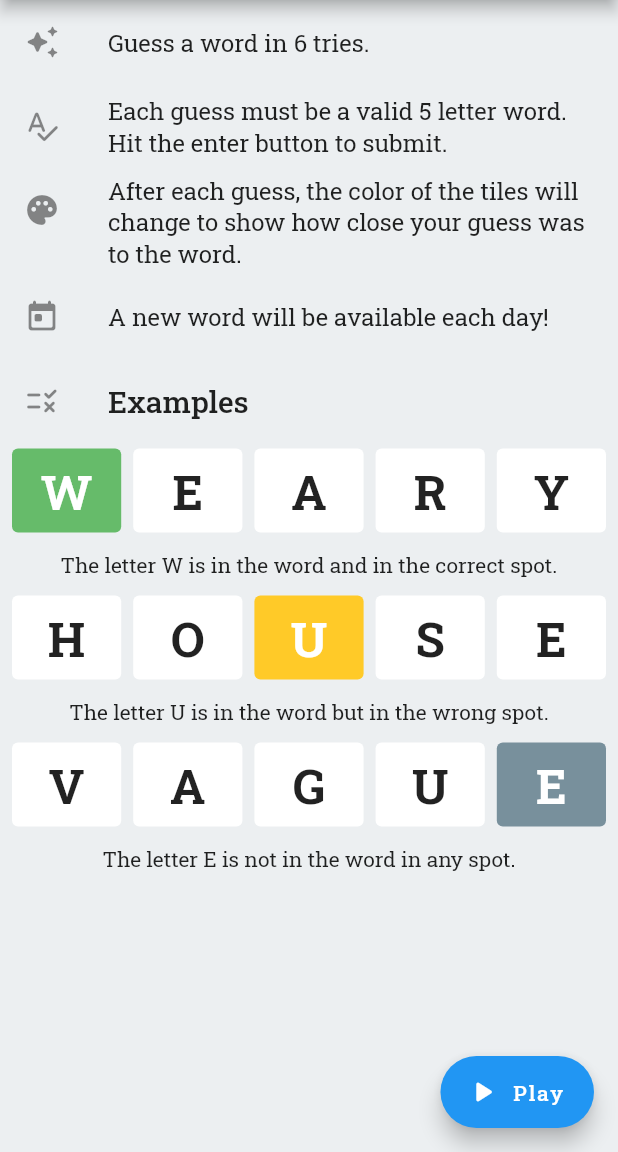
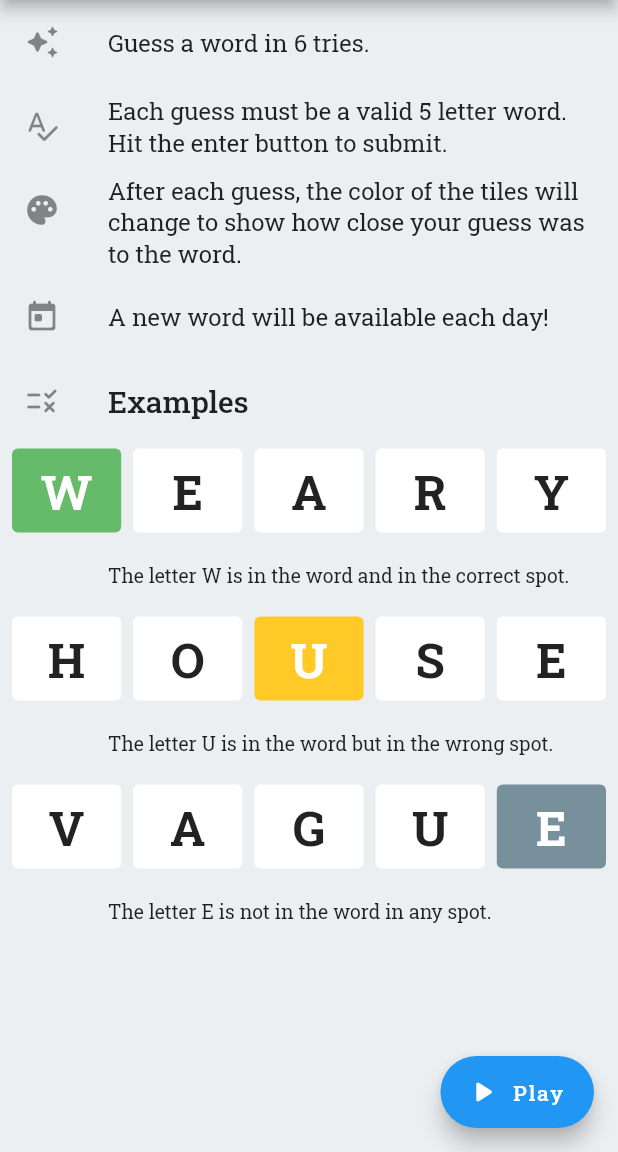
Before and after one commit to raxysstudios/mecel, a Flutter app: the screen it shows after launch, after a tap on "Aghul", on a phone screen of 412 x 824 dp, the part 84-1236 px from its top. Run offline on Flutter 3.47's test engine with Material 2 defaults, Android fonts, the phone set to English and light mode, and no system bars; our stand-ins replace google_fonts, package_info_plus, shared_preferences.

Commit message:
Fix help example captions

```diff
--- a/lib/modules/game/screens/help.dart
+++ b/lib/modules/game/screens/help.dart
@@ -14,6 +14,7 @@ class HelpScreen extends StatelessWidget {
     String caption,
   ) {
     return Column(
+      crossAxisAlignment: CrossAxisAlignment.start,
       children: [
         Container(
           height: 64,
@@ -28,10 +29,11 @@ class HelpScreen extends StatelessWidget {
             ],
           ),
         ),
-        Padding(
-          padding: const EdgeInsets.all(8),
-          child: Text(caption),
-        ),
+        ListTile(
+          dense: true,
+          leading: const SizedBox(),
+          title: Text(caption),
+        )
       ],
     );
   }
```
